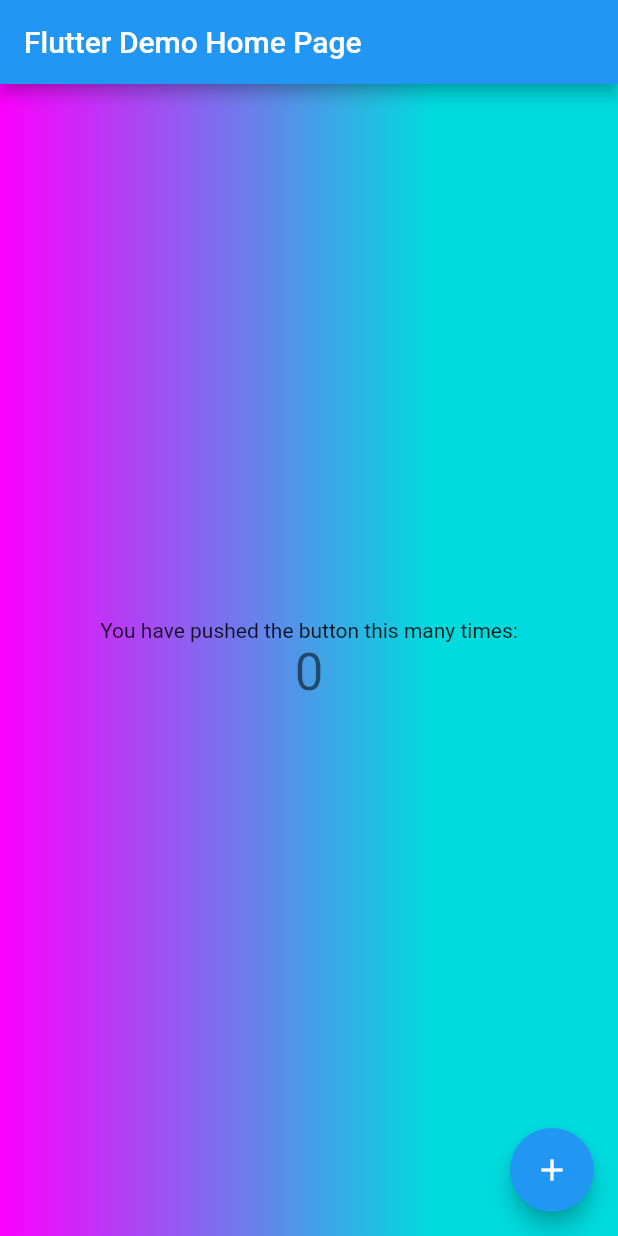
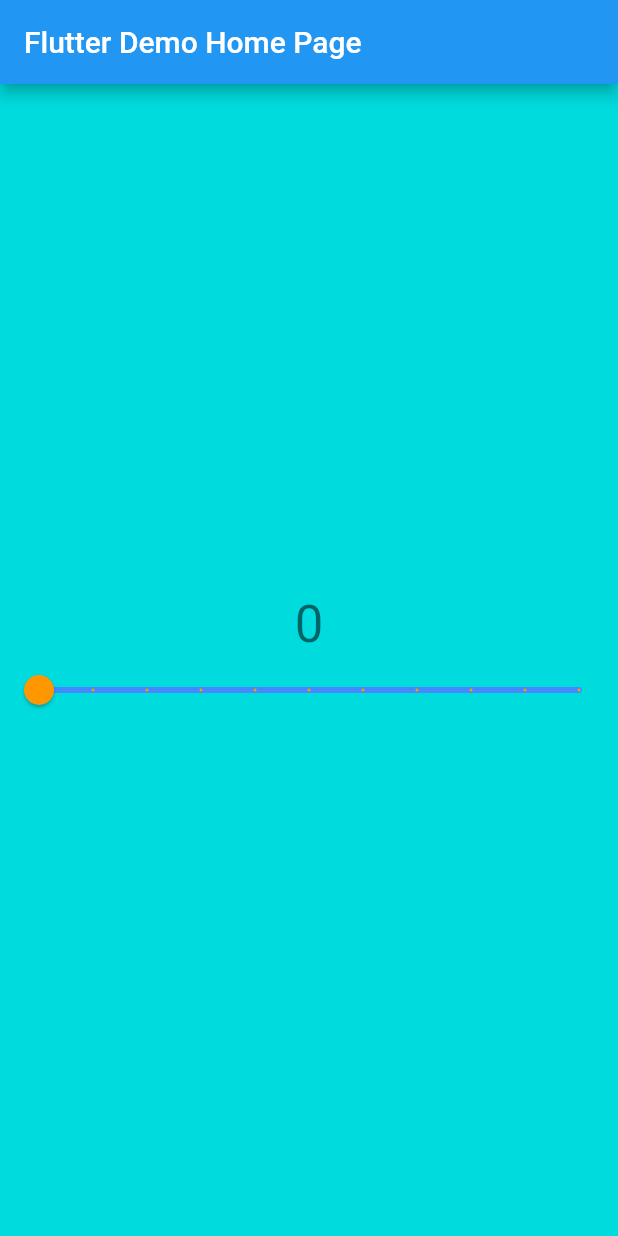
Before and after one commit to mu-suke/linear_gradient_app, a Flutter app: the screen it shows after launch, on a phone screen of 412 x 824 dp. Run offline on Flutter 3.47's test engine with Material 2 defaults, Android fonts, the phone set to English and light mode, and no system bars.

```diff
--- a/lib/main.dart
+++ b/lib/main.dart
@@ -36,12 +36,26 @@ class _MyHomePageState extends State<MyHomePage> {
     });
   }
 
+  double _value = 0.0;
+  double _startValue = 0.0;
+  double _endValue = 0.0;
 
-  final _linearGradient = LinearGradient(
-      colors: [Color(0xfffc00ff), Color(0xff00dbde)], stops: [0.0, 0.7]);
+  void _changeSlider(double e) => setState(() {
+        _value = e;
+      });
+
+  void _startSlider(double e) => setState(() {
+        _startValue = e;
+      });
+
+  void _endSlider(double e) => setState(() {
+        _endValue = e;
+      });
 
   @override
   Widget build(BuildContext context) {
+    final _linearGradient = LinearGradient(
+        colors: [Color(0xfffc00ff), Color(0xff00dbde)], stops: [0.0, _value]);
     return Scaffold(
       appBar: AppBar(
         title: Text(widget.title),
@@ -50,23 +64,27 @@ class _MyHomePageState extends State<MyHomePage> {
         decoration: BoxDecoration(gradient: _linearGradient),
         child: Center(
           child: Column(
-            mainAxisAlignment: MainAxisAlignment.center,
-            children: <Widget>[
-              Text(
-                'You have pushed the button this many times:',
-              ),
-              Text(
-                '$_counter',
-                style: Theme.of(context).textTheme.headline4,
-              ),
-            ],
-          ),
+              mainAxisAlignment: MainAxisAlignment.center,
+              children: <Widget>[
+                Text(
+                  '${_value.toInt()}',
+                  style: Theme.of(context).textTheme.headline4,
+                ),
+
+                Slider(
+                  label: '${_value}',
+                  min: 0,
+                  max: 1,
+                  value: _value,
+                  activeColor: Colors.orange,
+                  inactiveColor: Colors.blueAccent,
+                  divisions: 10,
+                  onChanged: _changeSlider,
+                  onChangeStart: _startSlider,
+                  onChangeEnd: _endSlider,
+                )
+              ]),
         ),
-      ),
-      floatingActionButton: FloatingActionButton(
-        onPressed: _incrementCounter,
-        tooltip: 'Increment',
-        child: Icon(Icons.add),
       ),
     );
   }
```
